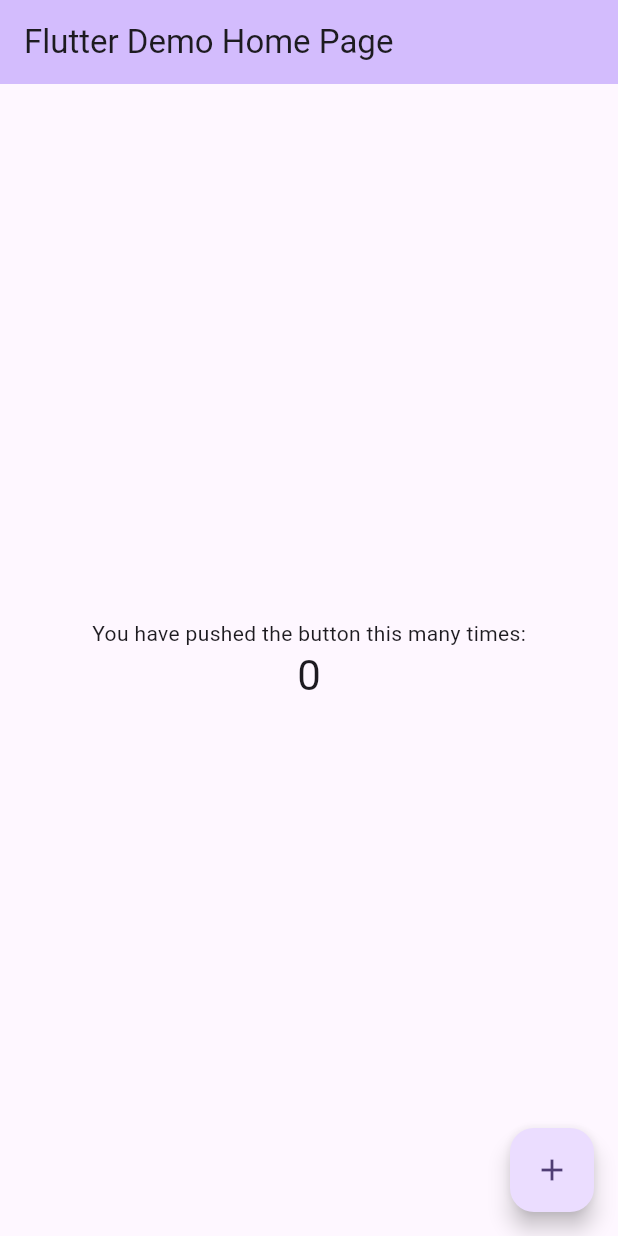
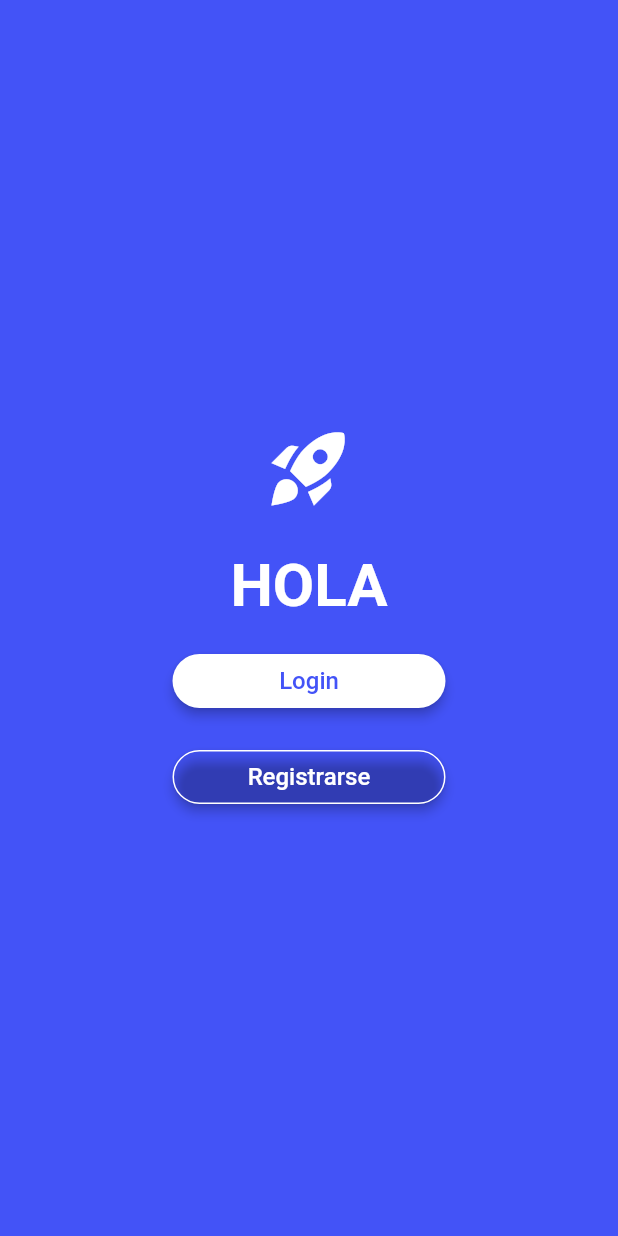
Before and after one commit to Alegxmx/diseno-front, a Flutter app: the screen it shows after launch, on a phone screen of 412 x 824 dp. Run offline on Flutter 3.47's test engine with Material 2 defaults, Android fonts, the phone set to English and light mode, and no system bars.

Commit message:
Creando landing page

```diff
--- a/diseno/lib/main.dart
+++ b/diseno/lib/main.dart
@@ -1,125 +1,99 @@
 import 'package:flutter/material.dart';
 
 void main() {
-  runApp(const MyApp());
+  runApp(MyApp());
 }
 
 class MyApp extends StatelessWidget {
-  const MyApp({super.key});
-
-  // This widget is the root of your application.
   @override
   Widget build(BuildContext context) {
     return MaterialApp(
-      title: 'Flutter Demo',
+      title: 'Login Demo',
       theme: ThemeData(
-        // This is the theme of your application.
-        //
-        // TRY THIS: Try running your application with "flutter run". You'll see
-        // the application has a blue toolbar. Then, without quitting the app,
-        // try changing the seedColor in the colorScheme below to Colors.green
-        // and then invoke "hot reload" (save your changes or press the "hot
-        // reload" button in a Flutter-supported IDE, or press "r" if you used
-        // the command line to start the app).
-        //
-        // Notice that the counter didn't reset back to zero; the application
-        // state is not lost during the reload. To reset the state, use hot
-        // restart instead.
-        //
-        // This works for code too, not just values: Most code changes can be
-        // tested with just a hot reload.
-        colorScheme: ColorScheme.fromSeed(seedColor: Colors.deepPurple),
-        useMaterial3: true,
+        primarySwatch: Colors.blue,
+        visualDensity: VisualDensity.adaptivePlatformDensity,
       ),
-      home: const MyHomePage(title: 'Flutter Demo Home Page'),
+      debugShowCheckedModeBanner: false,
+      home: MainPage(),
     );
   }
 }
 
-class MyHomePage extends StatefulWidget {
-  const MyHomePage({super.key, required this.title});
-
-  // This widget is the home page of your application. It is stateful, meaning
-  // that it has a State object (defined below) that contains fields that affect
-  // how it looks.
-
-  // This class is the configuration for the state. It holds the values (in this
-  // case the title) provided by the parent (in this case the App widget) and
-  // used by the build method of the State. Fields in a Widget subclass are
-  // always marked "final".
-
-  final String title;
-
-  @override
-  State<MyHomePage> createState() => _MyHomePageState();
-}
-
-class _MyHomePageState extends State<MyHomePage> {
-  int _counter = 0;
-
-  void _incrementCounter() {
-    setState(() {
-      // This call to setState tells the Flutter framework that something has
-      // changed in this State, which causes it to rerun the build method below
-      // so that the display can reflect the updated values. If we changed
-      // _counter without calling setState(), then the build method would not be
-      // called again, and so nothing would appear to happen.
-      _counter++;
-    });
-  }
-
+class MainPage extends StatelessWidget {
   @override
   Widget build(BuildContext context) {
-    // This method is rerun every time setState is called, for instance as done
-    // by the _incrementCounter method above.
-    //
-    // The Flutter framework has been optimized to make rerunning build methods
-    // fast, so that you can just rebuild anything that needs updating rather
-    // than having to individually change instances of widgets.
     return Scaffold(
-      appBar: AppBar(
-        // TRY THIS: Try changing the color here to a specific color (to
-        // Colors.amber, perhaps?) and trigger a hot reload to see the AppBar
-        // change color while the other colors stay the same.
-        backgroundColor: Theme.of(context).colorScheme.inversePrimary,
-        // Here we take the value from the MyHomePage object that was created by
-        // the App.build method, and use it to set our appbar title.
-        title: Text(widget.title),
-      ),
+      backgroundColor: Color(0xFF4353F7), // Fondo del color de los botones
       body: Center(
-        // Center is a layout widget. It takes a single child and positions it
-        // in the middle of the parent.
         child: Column(
-          // Column is also a layout widget. It takes a list of children and
-          // arranges them vertically. By default, it sizes itself to fit its
-          // children horizontally, and tries to be as tall as its parent.
-          //
-          // Column has various properties to control how it sizes itself and
-          // how it positions its children. Here we use mainAxisAlignment to
-          // center the children vertically; the main axis here is the vertical
-          // axis because Columns are vertical (the cross axis would be
-          // horizontal).
-          //
-          // TRY THIS: Invoke "debug painting" (choose the "Toggle Debug Paint"
-          // action in the IDE, or press "p" in the console), to see the
-          // wireframe for each widget.
           mainAxisAlignment: MainAxisAlignment.center,
-          children: <Widget>[
-            const Text(
-              'You have pushed the button this many times:',
+          children: [
+            Icon(
+              Icons.rocket_launch,
+              size: 60.0,
+              color: Colors.white,
             ),
+            SizedBox(height: 25.0),
             Text(
-              '$_counter',
-              style: Theme.of(context).textTheme.headlineMedium,
+              'HOLA',
+              style: TextStyle(
+                fontSize: 40.0,
+                fontWeight: FontWeight.bold,
+                color: Colors.white,
+              ),
+            ),
+            SizedBox(height: 16.0),
+            ElevatedButton(
+              onPressed: () {
+                // Agrega aquí la lógica para ir a la página de Login
+              },
+              style: ElevatedButton.styleFrom(
+                primary: Colors.white, // Fondo blanco
+                onPrimary: Color(0xFF4353F7), // Letras del color del fondo de la página
+                elevation: 3,
+                shape: RoundedRectangleBorder(
+                  borderRadius: BorderRadius.circular(20.0),
+                ),
+              ),
+              child: Ink(
+                child: Container(
+                  constraints: BoxConstraints(maxWidth: 150.0, minHeight: 35.0),
+                  alignment: Alignment.center,
+                  child: Text(
+                    'Login',
+                    style: TextStyle(fontSize: 16),
+                  ),
+                ),
+              ),
+            ),
+            SizedBox(height: 16.0),
+            ElevatedButton(
+              onPressed: () {
+                // Agrega aquí la lógica para ir a la página de Registro
+              },
+              style: ElevatedButton.styleFrom(
+                primary: Colors.transparent, // Sin fondo
+                onPrimary: Colors.white, // Letras blancas
+                elevation: 3,
+                shape: RoundedRectangleBorder(
+                  borderRadius: BorderRadius.circular(20.0),
+                  side: BorderSide(color: Colors.white), // Borde blanco
+                ),
+              ),
+              child: Ink(
+                child: Container(
+                  constraints: BoxConstraints(maxWidth: 150.0, minHeight: 35.0),
+                  alignment: Alignment.center,
+                  child: Text(
+                    'Registrarse',
+                    style: TextStyle(fontSize: 16),
+                  ),
+                ),
+              ),
             ),
           ],
         ),
       ),
-      floatingActionButton: FloatingActionButton(
-        onPressed: _incrementCounter,
-        tooltip: 'Increment',
-        child: const Icon(Icons.add),
-      ), // This trailing comma makes auto-formatting nicer for build methods.
     );
   }
 }
```
